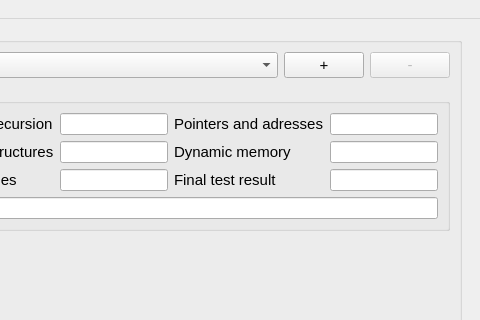
Above: src/qt/mainwindow_teach.ui from tushino-llc/ProTest before the change; both pictures show x 653 to 1133 and y 0 to 320 of the 1133 by 645 pixel window. Below: the same form after it.
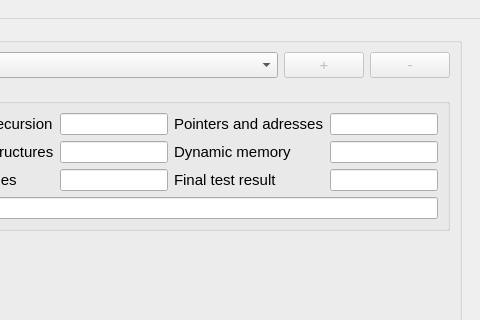
That is the form after the change.

Commit message: Anton: change UI a bit

```diff
--- a/src/qt/mainwindow_teach.ui
+++ b/src/qt/mainwindow_teach.ui
@@ -71,6 +71,9 @@
               </item>
               <item>
                <widget class="QPushButton" name="pushButton_add">
+                <property name="enabled">
+                 <bool>false</bool>
+                </property>
                 <property name="sizePolicy">
                  <sizepolicy hsizetype="Fixed" vsizetype="Fixed">
                   <horstretch>0</horstretch>
```
The commit also changes 7 other files.
